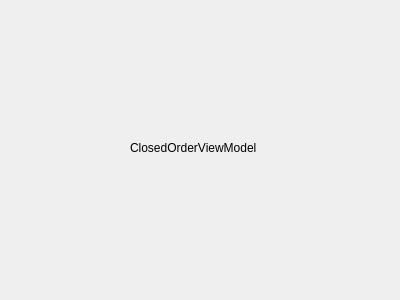
This is ViewModels/MainApplicationViewModels/NestedViewModels/CabinetViewModels/closedordersviewmodel.ui in SisAdminNsk/CarRentalClient as Qt 5 draws it before an edit. The edited form follows.
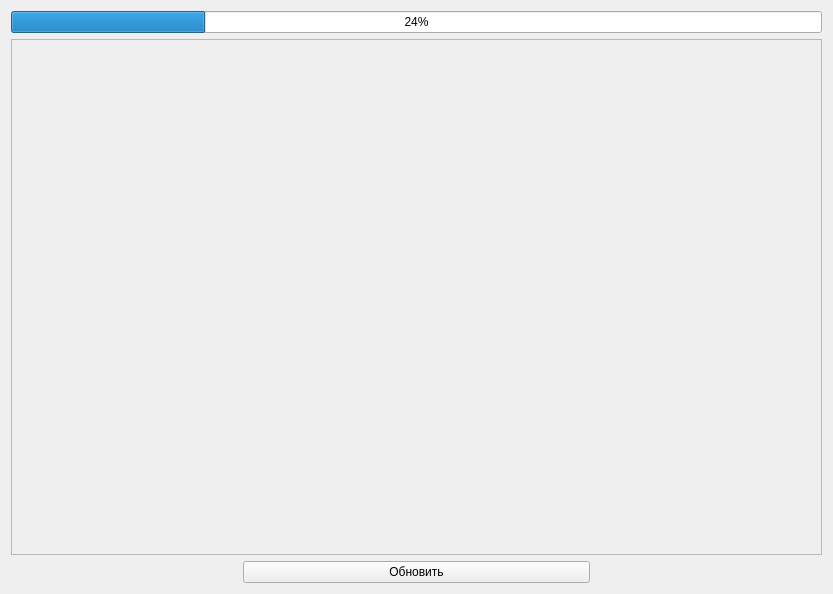
This is the edited form.

What changed in the file:
```diff
--- a/ViewModels/MainApplicationViewModels/NestedViewModels/CabinetViewModels/closedordersviewmodel.ui
+++ b/ViewModels/MainApplicationViewModels/NestedViewModels/CabinetViewModels/closedordersviewmodel.ui
@@ -6,26 +6,84 @@
    <rect>
     <x>0</x>
     <y>0</y>
-    <width>400</width>
-    <height>300</height>
+    <width>833</width>
+    <height>594</height>
    </rect>
   </property>
   <property name="windowTitle">
    <string>Form</string>
   </property>
-  <widget class="QLabel" name="label">
-   <property name="geometry">
-    <rect>
-     <x>130</x>
-     <y>140</y>
-     <width>241</width>
-     <height>16</height>
-    </rect>
-   </property>
-   <property name="text">
-    <string>ClosedOrderViewModel</string>
-   </property>
-  </widget>
+  <layout class="QGridLayout" name="gridLayout">
+   <item row="0" column="0">
+    <widget class="QProgressBar" name="progressBar">
+     <property name="value">
+      <number>24</number>
+     </property>
+    </widget>
+   </item>
+   <item row="1" column="0">
+    <widget class="QScrollArea" name="scrollArea">
+     <property name="widgetResizable">
+      <bool>true</bool>
+     </property>
+     <widget class="QWidget" name="scrollAreaWidgetContents">
+      <property name="geometry">
+       <rect>
+        <x>0</x>
+        <y>0</y>
+        <width>809</width>
+        <height>497</height>
+       </rect>
+      </property>
+      <property name="styleSheet">
+       <string notr="true"/>
+      </property>
+      <layout class="QHBoxLayout" name="horizontalLayout">
+       <item>
+        <layout class="QVBoxLayout" name="verticalLayout"/>
+       </item>
+      </layout>
+     </widget>
+    </widget>
+   </item>
+   <item row="2" column="0">
+    <layout class="QHBoxLayout" name="horizontalLayout_3" stretch="2,3,2">
+     <item>
+      <spacer name="horizontalSpacer_2">
+       <property name="orientation">
+        <enum>Qt::Orientation::Horizontal</enum>
+       </property>
+       <property name="sizeHint" stdset="0">
+        <size>
+         <width>40</width>
+         <height>20</height>
+        </size>
+       </property>
+      </spacer>
+     </item>
+     <item>
+      <widget class="QPushButton" name="updateButton">
+       <property name="text">
+        <string>Обновить</string>
+       </property>
+      </widget>
+     </item>
+     <item>
+      <spacer name="horizontalSpacer">
+       <property name="orientation">
+        <enum>Qt::Orientation::Horizontal</enum>
+       </property>
+       <property name="sizeHint" stdset="0">
+        <size>
+         <width>40</width>
+         <height>20</height>
+        </size>
+       </property>
+      </spacer>
+     </item>
+    </layout>
+   </item>
+  </layout>
  </widget>
  <resources/>
  <connections/>
```
